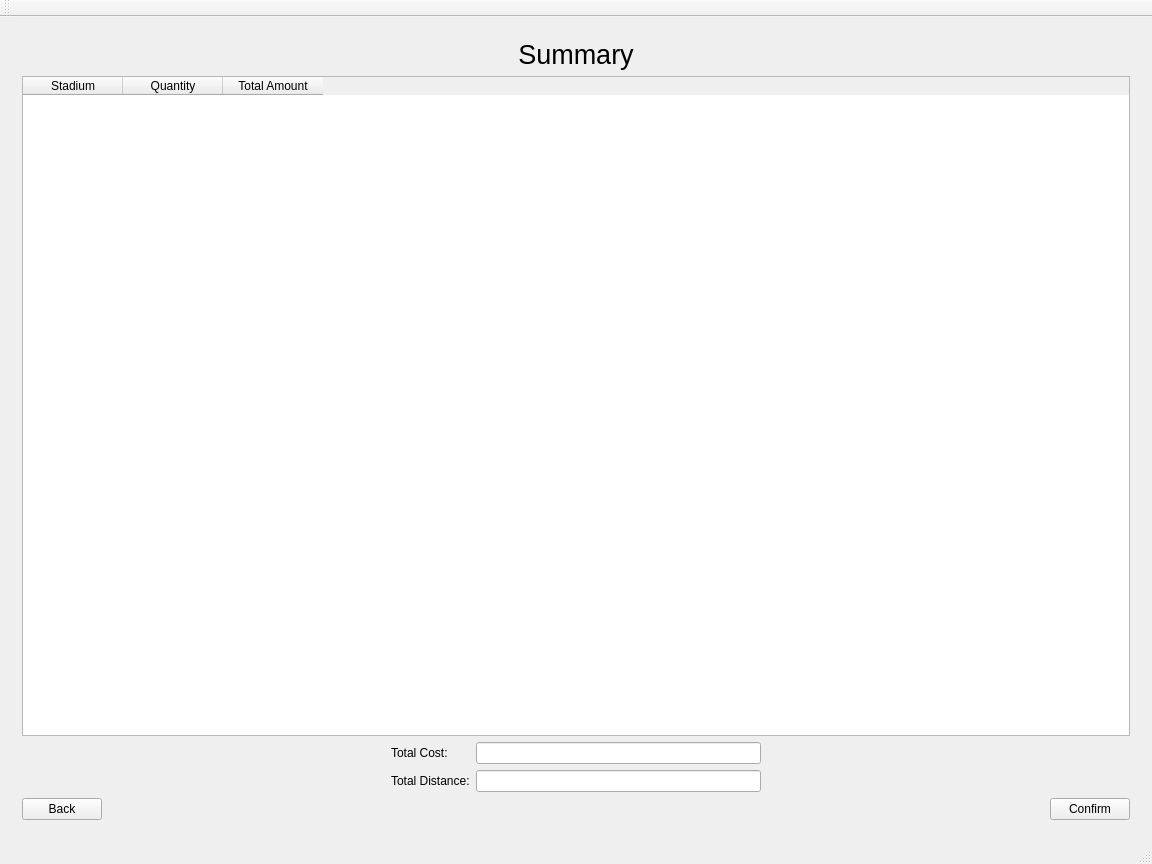
This is src/mainwindow.ui in brianclinkenbeard/football as Qt 5 draws it before an edit. The edited form follows.
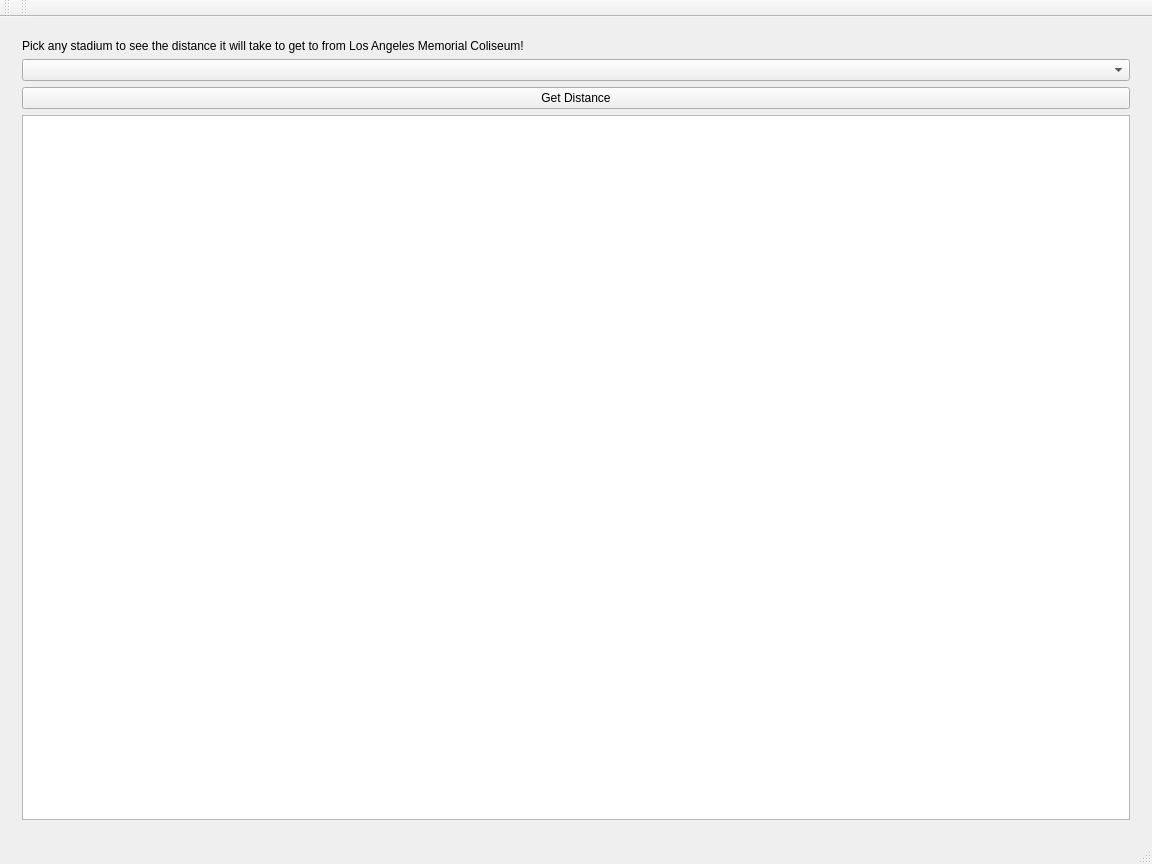
This is the edited form.

The edit to the form file:
```diff
--- a/src/mainwindow.ui
+++ b/src/mainwindow.ui
@@ -18,7 +18,7 @@
     <item row="0" column="0">
      <widget class="QStackedWidget" name="stWid">
       <property name="currentIndex">
-       <number>5</number>
+       <number>6</number>
       </property>
       <widget class="QWidget" name="page_home">
        <widget class="QPushButton" name="btn_go_to_stadium_capacity">
@@ -609,6 +609,30 @@
         </item>
        </layout>
       </widget>
+      <widget class="QWidget" name="page_distance_checker">
+       <layout class="QGridLayout" name="gridLayout_15">
+        <item row="0" column="0">
+         <widget class="QLabel" name="distance_checker_label">
+          <property name="text">
+           <string>Pick any stadium to see the distance it will take to get to from Los Angeles Memorial Coliseum!</string>
+          </property>
+         </widget>
+        </item>
+        <item row="1" column="0">
+         <widget class="QComboBox" name="combobox_distance_checker"/>
+        </item>
+        <item row="2" column="0">
+         <widget class="QPushButton" name="pushButton_get_distance">
+          <property name="text">
+           <string>Get Distance</string>
+          </property>
+         </widget>
+        </item>
+        <item row="3" column="0">
+         <widget class="QTableWidget" name="distance_checker_tableWidget"/>
+        </item>
+       </layout>
+      </widget>
      </widget>
     </item>
    </layout>
@@ -632,6 +656,17 @@
    </attribute>
   </widget>
   <widget class="QStatusBar" name="statusBar"/>
+  <widget class="QToolBar" name="toolBar">
+   <property name="windowTitle">
+    <string>toolBar</string>
+   </property>
+   <attribute name="toolBarArea">
+    <enum>TopToolBarArea</enum>
+   </attribute>
+   <attribute name="toolBarBreak">
+    <bool>false</bool>
+   </attribute>
+  </widget>
  </widget>
  <layoutdefault spacing="6" margin="11"/>
  <resources/>
```
Left out of the diff: 15 changed lines with no effect on the pictures.
